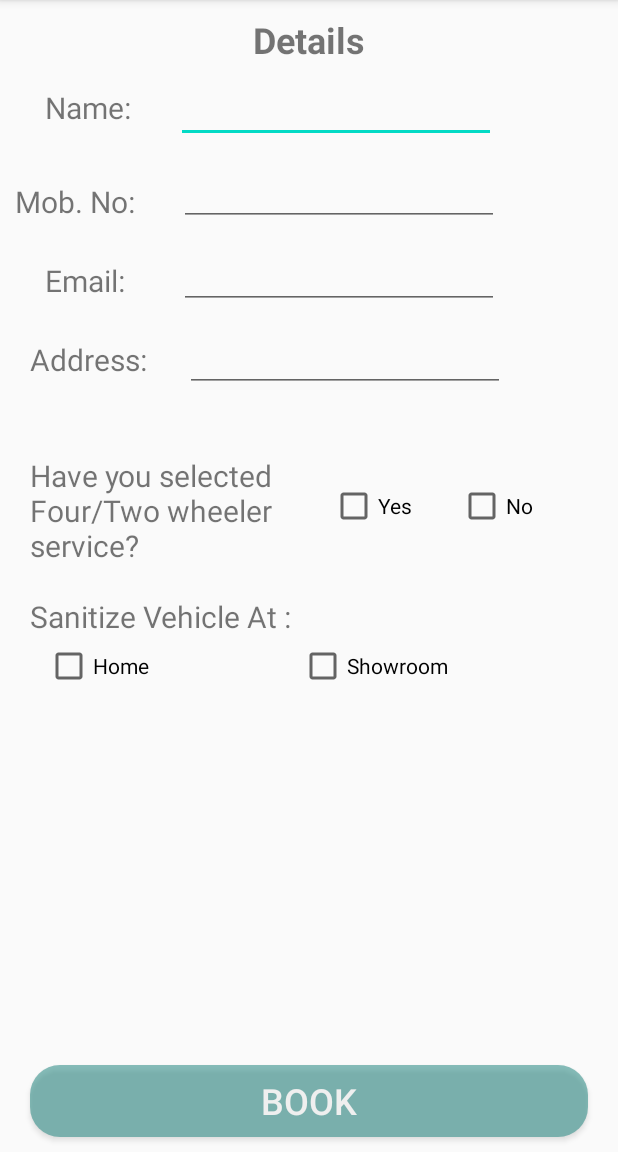
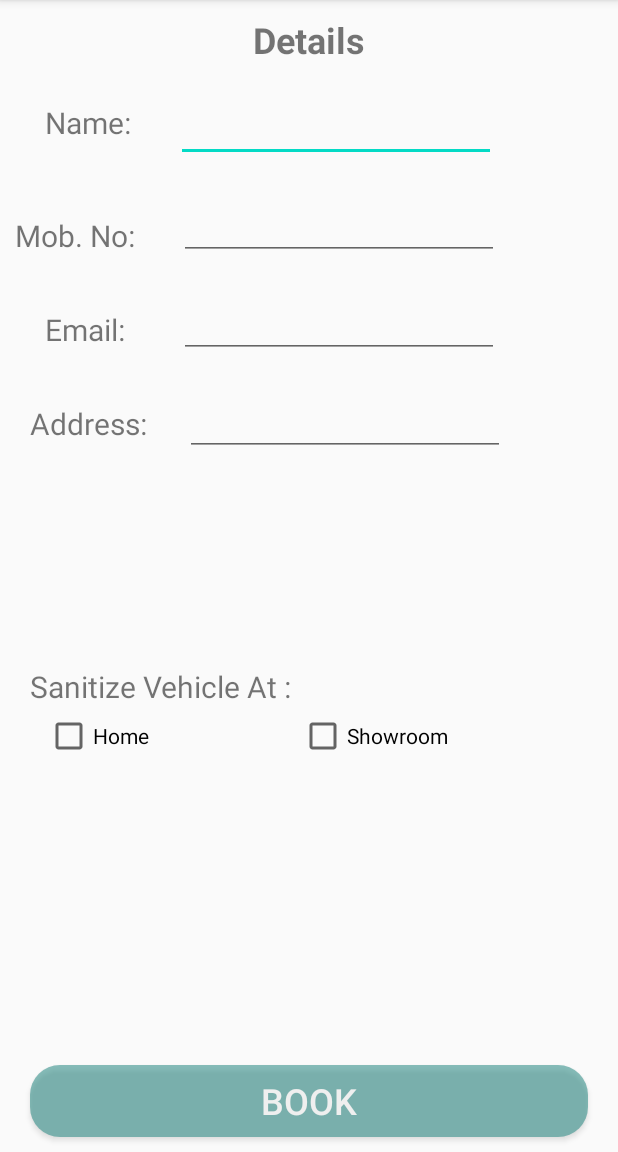
Before and after one commit to 31ravindra/SanitizeMe, an Android app: the UserDetailsActivity screen opened directly, with no data from a screen before it, on a phone screen of 412 x 824 dp, the part 84-1236 px from its top. Run offline under Robolectric (Android 15) with nearby library versions, the phone set to English and light mode, and no system bars; 5 statements that could not run were skipped.

Commit message:
final code

```diff
--- a/SanetizeMe/app/src/main/java/com/sanitizer/sanitizeme/UserDetailsActivity.java
+++ b/SanetizeMe/app/src/main/java/com/sanitizer/sanitizeme/UserDetailsActivity.java
@@ -83,34 +83,11 @@ public class UserDetailsActivity extends AppCompatActivity {
         spinner=(ProgressBar)findViewById(R.id.progressBar);
         spinner.setVisibility(View.GONE);
 
-        yesCB = (CheckBox) findViewById(R.id.tfCheckBox);
-        noCB = (CheckBox) findViewById(R.id.nocheckbox);
+
         homeCB = (CheckBox) findViewById(R.id.homecheckBox);
         showroomCB = (CheckBox) findViewById(R.id.showroomcheckBox);
 
-        yesCB.setOnCheckedChangeListener(new CompoundButton.OnCheckedChangeListener() {
-            @Override
-            public void onCheckedChanged(CompoundButton buttonView,boolean isChecked) {
-                 if (isChecked) {
-                     if (noCB.isChecked()) {
-                         noCB.setChecked(false);
-                     }
-                 }
-            }
-        }
-        );
 
-        noCB.setOnCheckedChangeListener(new CompoundButton.OnCheckedChangeListener() {
-            @Override
-            public void onCheckedChanged(CompoundButton buttonView,boolean isChecked) {
-                if (isChecked) {
-                    if (yesCB.isChecked()) {
-                        yesCB.setChecked(false);
-                    }
-                }
-            }
-        }
-        );
 
         homeCB.setOnCheckedChangeListener(new CompoundButton.OnCheckedChangeListener() {
                                              @Override
@@ -159,7 +136,7 @@ public class UserDetailsActivity extends AppCompatActivity {
                     }
 
                     if (checkDataEntered() == true) {
-                        UserDetail userDetail = new UserDetail(username.getText().toString(), mobnumber.getText().toString(), email.getText().toString(), address.getText().toString(), isTFW, atShowroom, serviceSelected);
+                        UserDetail userDetail = new UserDetail(username.getText().toString(), mobnumber.getText().toString(), email.getText().toString(), address.getText().toString(), "yes", atShowroom, serviceSelected);
                         sendNetworkRequest(userDetail);
                         spinner.setVisibility(View.VISIBLE);
                     }
--- a/SanetizeMe/app/src/main/res/layout/activity_user_details.xml
+++ b/SanetizeMe/app/src/main/res/layout/activity_user_details.xml
@@ -26,12 +26,12 @@
         android:layout_height="wrap_content"
         android:layout_marginStart="30dp"
         android:layout_marginLeft="30dp"
-        android:layout_marginTop="50dp"
+        android:layout_marginTop="20dp"
         android:ems="10"
         android:inputType="textPersonName"
         android:text=""
         app:layout_constraintStart_toEndOf="@+id/textView7"
-        app:layout_constraintTop_toTopOf="parent" />
+        app:layout_constraintTop_toBottomOf="@+id/textView6" />
 
     <TextView
         android:id="@+id/textView7"
@@ -39,7 +39,7 @@
         android:layout_height="wrap_content"
         android:layout_marginStart="30dp"
         android:layout_marginLeft="30dp"
-        android:layout_marginTop="15dp"
+        android:layout_marginTop="25dp"
         android:text="Name:"
         android:textSize="20sp"
         app:layout_constraintStart_toStartOf="parent"
@@ -51,7 +51,7 @@
         android:layout_height="wrap_content"
         android:layout_marginStart="10dp"
         android:layout_marginLeft="10dp"
-        android:layout_marginTop="25dp"
+        android:layout_marginTop="35dp"
         android:text="Mob. No:"
         android:textSize="20sp"
         app:layout_constraintStart_toStartOf="parent"
@@ -63,7 +63,7 @@
         android:layout_height="wrap_content"
         android:layout_marginStart="29dp"
         android:layout_marginLeft="29dp"
-        android:layout_marginTop="10dp"
+        android:layout_marginTop="20dp"
         android:ems="10"
         android:inputType="textPersonName"
         android:text=""
@@ -76,7 +76,7 @@
         android:layout_height="wrap_content"
         android:layout_marginStart="30dp"
         android:layout_marginLeft="30dp"
-        android:layout_marginTop="25dp"
+        android:layout_marginTop="35dp"
         android:text="Email:"
         android:textSize="20sp"
         app:layout_constraintStart_toStartOf="parent"
@@ -88,7 +88,7 @@
         android:layout_height="wrap_content"
         android:layout_marginStart="36dp"
         android:layout_marginLeft="36dp"
-        android:layout_marginTop="10dp"
+        android:layout_marginTop="20dp"
         android:ems="10"
         android:inputType="textPersonName"
         android:text=""
@@ -101,7 +101,7 @@
         android:layout_height="wrap_content"
         android:layout_marginStart="20dp"
         android:layout_marginLeft="20dp"
-        android:layout_marginTop="25dp"
+        android:layout_marginTop="35dp"
         android:text="Address:"
         android:textSize="20sp"
         app:layout_constraintStart_toStartOf="parent"
@@ -113,7 +113,7 @@
         android:layout_height="wrap_content"
         android:layout_marginStart="25dp"
         android:layout_marginLeft="25dp"
-        android:layout_marginTop="10dp"
+        android:layout_marginTop="20dp"
         android:ems="10"
         android:inputType="textMultiLine"
         android:maxLines="3"
@@ -121,44 +121,19 @@
         app:layout_constraintStart_toEndOf="@+id/textView10"
         app:layout_constraintTop_toBottomOf="@+id/emailtext" />
 
-    <CheckBox
-        android:id="@+id/tfCheckBox"
-        android:layout_width="wrap_content"
-        android:layout_height="wrap_content"
-        android:layout_marginStart="20dp"
-        android:layout_marginLeft="20dp"
-        android:layout_marginTop="60dp"
-        android:text="Yes"
-        app:layout_constraintStart_toEndOf="@+id/textView15"
-        app:layout_constraintTop_toBottomOf="@+id/addtext" />
-
-    <TextView
-        android:id="@+id/textView15"
-        android:layout_width="180dp"
-        android:layout_height="wrap_content"
-        android:layout_marginStart="20dp"
-        android:layout_marginLeft="20dp"
-        android:layout_marginTop="50dp"
-        android:inputType="textMultiLine"
-        android:maxLines="4"
-        android:text="Have you selected Four/Two wheeler service?"
-        android:textSize="20sp"
-        app:layout_constraintStart_toStartOf="parent"
-        app:layout_constraintTop_toBottomOf="@+id/textView10" />
-
     <TextView
         android:id="@+id/textView16"
         android:layout_width="300dp"
         android:layout_height="wrap_content"
         android:layout_marginStart="20dp"
         android:layout_marginLeft="20dp"
-        android:layout_marginTop="20dp"
+        android:layout_marginTop="60dp"
         android:inputType="textMultiLine"
         android:maxLines="1"
         android:text="Sanitize Vehicle At :"
         android:textSize="20sp"
         app:layout_constraintStart_toStartOf="parent"
-        app:layout_constraintTop_toBottomOf="@+id/textView15" />
+        app:layout_constraintTop_toBottomOf="@+id/progressBar" />
 
     <Button
         android:id="@+id/bookbtn"
@@ -192,20 +167,6 @@
         app:layout_constraintTop_toTopOf="parent" />
 
     <CheckBox
-        android:id="@+id/nocheckbox"
-        android:layout_width="wrap_content"
-        android:layout_height="wrap_content"
-        android:layout_marginStart="30dp"
-        android:layout_marginLeft="30dp"
-        android:layout_marginEnd="50dp"
-        android:layout_marginRight="50dp"
-        android:text="No"
-        app:layout_constraintEnd_toEndOf="parent"
-        app:layout_constraintHorizontal_bias="0.0"
-        app:layout_constraintStart_toEndOf="@+id/tfCheckBox"
-        app:layout_constraintTop_toTopOf="@+id/tfCheckBox" />
-
-    <CheckBox
         android:id="@+id/homecheckBox"
         android:layout_width="wrap_content"
         android:layout_height="wrap_content"
```
